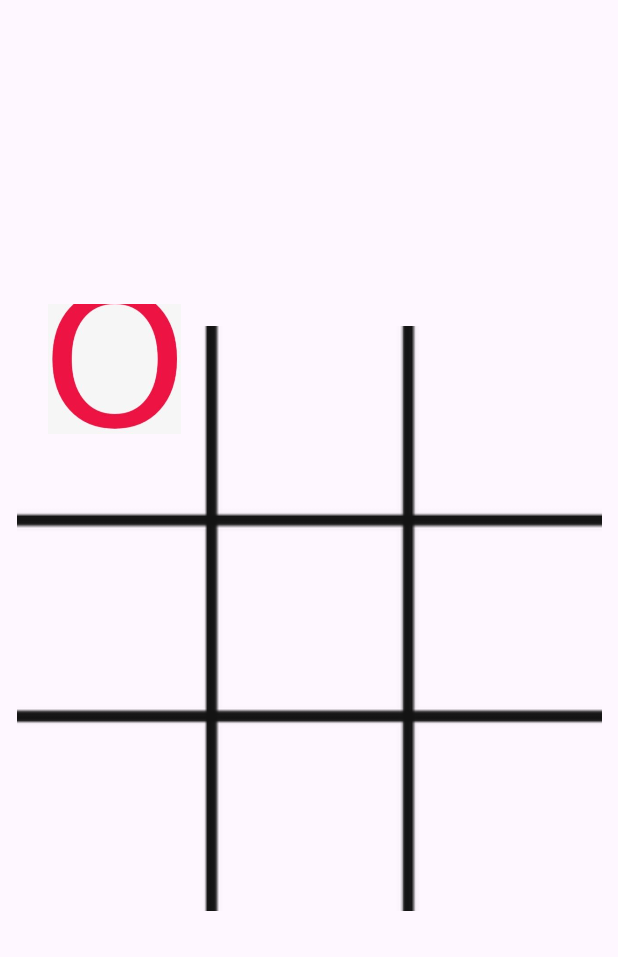
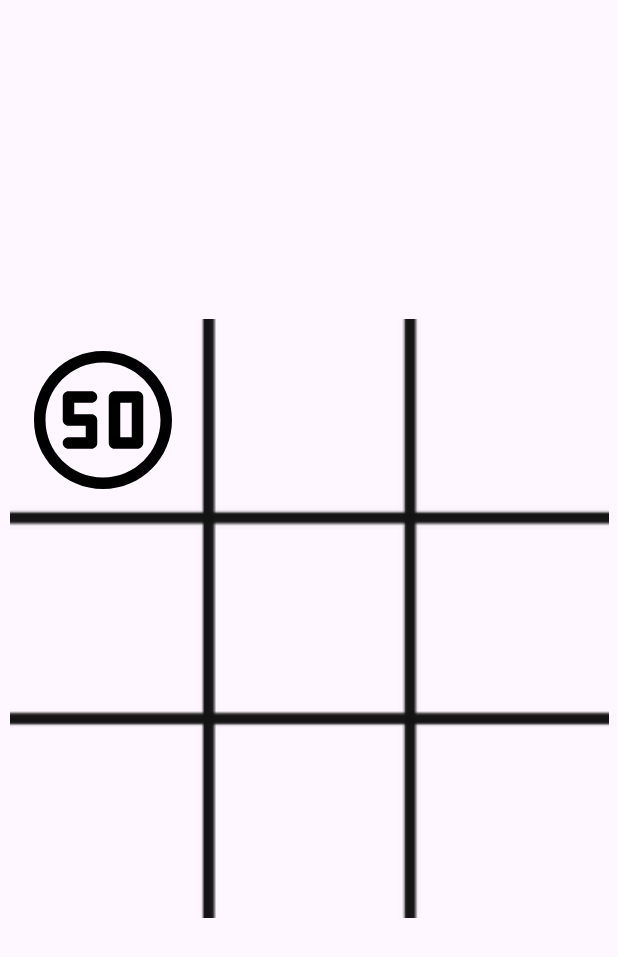
Before and after one commit to Msadeq12/Android-TicTacToe, an Android app: the GameActivity screen opened directly, with no data from a screen before it, after a tap on an icon or button, on a phone screen of 412 x 824 dp. Shown: the top 957 px of the screen. Run offline under Robolectric (Android 15) with nearby library versions, the phone set to English and light mode, and no system bars.

```diff
--- a/app/build.gradle.kts
+++ b/app/build.gradle.kts
@@ -8,7 +8,8 @@ android {
 
     defaultConfig {
         applicationId = "com.example.mskassignment_2"
-        minSdk = 34
+        minSdk = 26
+        //noinspection ExpiredTargetSdkVersion
         targetSdk = 34
         versionCode = 1
         versionName = "1.0"
@@ -34,6 +35,8 @@ android {
 dependencies {
 
     implementation("androidx.appcompat:appcompat:1.6.1")
+    implementation("androidx.core:core-splashscreen:1.0.0")
+
     implementation("com.google.android.material:material:1.10.0")
     implementation("androidx.constraintlayout:constraintlayout:2.1.4")
     testImplementation("junit:junit:4.13.2")
--- a/app/src/main/java/com/example/mskassignment_2/GameActivity.java
+++ b/app/src/main/java/com/example/mskassignment_2/GameActivity.java
@@ -9,6 +9,8 @@ import android.util.Log;
 import android.view.View;
 import android.widget.ImageView;
 
+import java.util.ArrayList;
+
 public class GameActivity extends AppCompatActivity {
 
     private Drawable xPlayer;
@@ -17,45 +19,66 @@ public class GameActivity extends AppCompatActivity {
     private static int total_moves = 9;
 
     public static int moveCounter = 0;
-    private ImageView[] boxes = new ImageView[9];
+    public Drawable[] boxes;
 
     @Override
     protected void onCreate(Bundle savedInstanceState) {
         super.onCreate(savedInstanceState);
         setContentView(R.layout.activity_game);
 
-        xPlayer = ResourcesCompat.getDrawable(getResources(), R.drawable.token_x, null);
-        oPlayer = ResourcesCompat.getDrawable(getResources(), R.drawable.token_o, null);
+        xPlayer = ResourcesCompat.getDrawable(getResources(), R.drawable.token_black, null);
+        oPlayer = ResourcesCompat.getDrawable(getResources(), R.drawable.token_white, null);
+
+        boxes = new Drawable[9];
 
     }
 
     public Drawable ShowPlayer(int count, ImageView image){
 
         if(count % 2 == 0){
-            image.animate().translationYBy(50f);
+            image.setTranslationY(-1000f);
+            image.animate().translationYBy(1000f);
             return xPlayer;
         }
 
         else{
-            image.animate().translationYBy(50f);
+            image.setTranslationY(-1000f);
+            image.animate().translationYBy(1000f);
             return oPlayer;
         }
     }
 
     /*
-        Instantiates an ImageView at every click
+        Conditions for winning, losing, and a tie
+     */
+    public void WinLoseConditions(){
+        Drawable combo1 = null;
+        Drawable combo2 = null;
+        Drawable combo3 = null;
+
+
+    }
+
+    public void ResetGame(){
+
+    }
+
+    /*
+        Assigns a player token to ImageView at every click
      */
     public void playerTap(View view){
-        moveCounter++;
         ImageView imgPlayer = (ImageView) view;
-        int tappedBox = Integer.parseInt(imgPlayer.getTag().toString());
 
-        imgPlayer.setTranslationY(-100f);
+        if(imgPlayer.getDrawable() == null){
+            moveCounter++;
+            int tappedBox = Integer.parseInt(imgPlayer.getTag().toString());
 
-        imgPlayer.setImageDrawable(ShowPlayer(moveCounter, imgPlayer));
+            boxes[tappedBox] = ShowPlayer(moveCounter, imgPlayer);
+            imgPlayer.setImageDrawable(ShowPlayer(moveCounter, imgPlayer));
 
 
+        }
 
-        Log.i("tappedBox", imgPlayer.getTag().toString());
+
     }
 }
--- a/app/src/main/res/drawable/tic_tac_toe_svgrepo_com.xml
+++ b/app/src/main/res/drawable/tic_tac_toe_svgrepo_com.xml
@@ -1,31 +1,4 @@
-<vector xmlns:android="http://schemas.android.com/apk/res/android"
-    xmlns:aapt="http://schemas.android.com/aapt"
-    android:width="30dp"
-    android:height="30dp"
-    android:viewportWidth="15"
-    android:viewportHeight="26">
-  <path
-      android:pathData="M2.293,2.293C2.683,1.902 3.317,1.902 3.707,2.293L6.5,5.086L9.293,2.293C9.683,1.902 10.317,1.902 10.707,2.293C11.098,2.683 11.098,3.317 10.707,3.707L7.914,6.5L10.707,9.293C11.098,9.683 11.098,10.317 10.707,10.707C10.317,11.098 9.683,11.098 9.293,10.707L6.5,7.914L3.707,10.707C3.317,11.098 2.683,11.098 2.293,10.707C1.902,10.317 1.902,9.683 2.293,9.293L5.086,6.5L2.293,3.707C1.902,3.317 1.902,2.683 2.293,2.293ZM17.5,4C16.119,4 15,5.119 15,6.5C15,7.881 16.119,9 17.5,9C18.881,9 20,7.881 20,6.5C20,5.119 18.881,4 17.5,4ZM13,6.5C13,4.015 15.015,2 17.5,2C19.985,2 22,4.015 22,6.5C22,8.985 19.985,11 17.5,11C15.015,11 13,8.985 13,6.5ZM6.5,15C5.119,15 4,16.119 4,17.5C4,18.881 5.119,20 6.5,20C7.881,20 9,18.881 9,17.5C9,16.119 7.881,15 6.5,15ZM2,17.5C2,15.015 4.015,13 6.5,13C8.985,13 11,15.015 11,17.5C11,19.985 8.985,22 6.5,22C4.015,22 2,19.985 2,17.5ZM13.293,13.293C13.683,12.902 14.317,12.902 14.707,13.293L17.5,16.086L20.293,13.293C20.683,12.902 21.317,12.902 21.707,13.293C22.098,13.683 22.098,14.317 21.707,14.707L18.914,17.5L21.707,20.293C22.098,20.683 22.098,21.317 21.707,21.707C21.317,22.098 20.683,22.098 20.293,21.707L17.5,18.914L14.707,21.707C14.317,22.098 13.683,22.098 13.293,21.707C12.902,21.317 12.902,20.683 13.293,20.293L16.086,17.5L13.293,14.707C12.902,14.317 12.902,13.683 13.293,13.293Z"
-      android:fillColor="#000000"
-      android:fillType="evenOdd"/>
-
-  <path>
-    <aapt:attr name="android:fillColor">
-      <gradient
-          android:endX="85.84757"
-          android:endY="92.4963"
-          android:startX="42.9492"
-          android:startY="49.59793"
-          android:type="linear">
-        <item
-            android:color="#44000000"
-            android:offset="0.0" />
-        <item
-            android:color="#00000000"
-            android:offset="1.0" />
-      </gradient>
-    </aapt:attr>
-  </path>
-
-
+<vector android:height="108dp" android:viewportHeight="25.5"
+    android:viewportWidth="25.5" android:width="108dp" xmlns:android="http://schemas.android.com/apk/res/android">
+    <path android:fillColor="#000000" android:fillType="evenOdd" android:pathData="M2.293,2.293C2.683,1.902 3.317,1.902 3.707,2.293L6.5,5.086L9.293,2.293C9.683,1.902 10.317,1.902 10.707,2.293C11.098,2.683 11.098,3.317 10.707,3.707L7.914,6.5L10.707,9.293C11.098,9.683 11.098,10.317 10.707,10.707C10.317,11.098 9.683,11.098 9.293,10.707L6.5,7.914L3.707,10.707C3.317,11.098 2.683,11.098 2.293,10.707C1.902,10.317 1.902,9.683 2.293,9.293L5.086,6.5L2.293,3.707C1.902,3.317 1.902,2.683 2.293,2.293ZM17.5,4C16.119,4 15,5.119 15,6.5C15,7.881 16.119,9 17.5,9C18.881,9 20,7.881 20,6.5C20,5.119 18.881,4 17.5,4ZM13,6.5C13,4.015 15.015,2 17.5,2C19.985,2 22,4.015 22,6.5C22,8.985 19.985,11 17.5,11C15.015,11 13,8.985 13,6.5ZM6.5,15C5.119,15 4,16.119 4,17.5C4,18.881 5.119,20 6.5,20C7.881,20 9,18.881 9,17.5C9,16.119 7.881,15 6.5,15ZM2,17.5C2,15.015 4.015,13 6.5,13C8.985,13 11,15.015 11,17.5C11,19.985 8.985,22 6.5,22C4.015,22 2,19.985 2,17.5ZM13.293,13.293C13.683,12.902 14.317,12.902 14.707,13.293L17.5,16.086L20.293,13.293C20.683,12.902 21.317,12.902 21.707,13.293C22.098,13.683 22.098,14.317 21.707,14.707L18.914,17.5L21.707,20.293C22.098,20.683 22.098,21.317 21.707,21.707C21.317,22.098 20.683,22.098 20.293,21.707L17.5,18.914L14.707,21.707C14.317,22.098 13.683,22.098 13.293,21.707C12.902,21.317 12.902,20.683 13.293,20.293L16.086,17.5L13.293,14.707C12.902,14.317 12.902,13.683 13.293,13.293Z"/>
 </vector>
--- /dev/null
+++ b/app/src/main/res/drawable/token_black.xml
@@ -0,0 +1,5 @@
+<vector android:height="400dp" android:viewportHeight="512"
+    android:viewportWidth="512" android:width="400dp" xmlns:android="http://schemas.android.com/apk/res/android">
+    <path android:fillColor="#000000" android:pathData="M256,0C114.84,0 0,114.84 0,256s114.84,256 256,256s256,-114.84 256,-256S397.16,0 256,0zM213.33,234.67c11.8,0 21.33,9.56 21.33,21.33v85.33c0,11.78 -9.54,21.33 -21.33,21.33H128c-11.8,0 -21.33,-9.56 -21.33,-21.33c0,-11.78 9.54,-21.33 21.33,-21.33h64v-42.67h-64c-11.8,0 -21.33,-9.56 -21.33,-21.33v-85.33c0,-11.78 9.54,-21.33 21.33,-21.33h85.33c11.8,0 21.33,9.56 21.33,21.33S225.13,192 213.33,192h-64v42.67H213.33zM405.33,341.33c0,11.78 -9.54,21.33 -21.33,21.33h-85.33c-11.8,0 -21.33,-9.56 -21.33,-21.33V170.67c0,-11.78 9.54,-21.33 21.33,-21.33H384c11.8,0 21.33,9.56 21.33,21.33V341.33z"/>
+    <path android:fillColor="#000000" android:pathData="M320,192h42.67v128h-42.67z"/>
+</vector>
--- /dev/null
+++ b/app/src/main/res/drawable/token_white.xml
@@ -0,0 +1,6 @@
+<vector android:height="400dp" android:viewportHeight="512"
+    android:viewportWidth="512" android:width="400dp" xmlns:android="http://schemas.android.com/apk/res/android">
+    <path android:fillColor="#000000" android:pathData="M213.33,192c11.78,0 21.33,-9.55 21.33,-21.33c0,-11.78 -9.55,-21.33 -21.33,-21.33H128c-11.78,0 -21.33,9.55 -21.33,21.33V256c0,11.78 9.55,21.33 21.33,21.33h64V320h-64c-11.78,0 -21.33,9.55 -21.33,21.33c0,11.78 9.55,21.33 21.33,21.33h85.33c11.78,0 21.33,-9.55 21.33,-21.33V256c0,-11.78 -9.55,-21.33 -21.33,-21.33h-64V192H213.33z"/>
+    <path android:fillColor="#000000" android:pathData="M256,0C114.62,0 0,114.62 0,256s114.62,256 256,256s256,-114.62 256,-256S397.38,0 256,0zM256,469.33c-117.82,0 -213.33,-95.51 -213.33,-213.33S138.18,42.67 256,42.67S469.33,138.18 469.33,256S373.82,469.33 256,469.33z"/>
+    <path android:fillColor="#000000" android:pathData="M384,149.33h-85.33c-11.78,0 -21.33,9.55 -21.33,21.33v170.67c0,11.78 9.55,21.33 21.33,21.33H384c11.78,0 21.33,-9.55 21.33,-21.33V170.67C405.33,158.88 395.78,149.33 384,149.33zM362.67,320H320V192h42.67V320z"/>
+</vector>
--- a/app/src/main/res/layout/activity_game.xml
+++ b/app/src/main/res/layout/activity_game.xml
@@ -8,8 +8,8 @@
 
     <ImageView
         android:id="@+id/imageView"
-        android:layout_width="390dp"
-        android:layout_height="418dp"
+        android:layout_width="408dp"
+        android:layout_height="399dp"
         app:layout_constraintBottom_toBottomOf="parent"
         app:layout_constraintEnd_toEndOf="parent"
         app:layout_constraintHorizontal_bias="0.504"
@@ -19,19 +19,19 @@
 
     <LinearLayout
         android:id="@+id/linearLayout"
-        android:layout_width="0dp"
-        android:layout_height="420dp"
-        android:orientation="vertical"
-        app:layout_constraintBottom_toBottomOf="@+id/imageView"
-        app:layout_constraintEnd_toEndOf="@+id/imageView"
-        app:layout_constraintStart_toStartOf="@+id/imageView"
-        app:layout_constraintTop_toTopOf="@+id/imageView">
+        android:layout_width="412dp"
+        android:layout_height="396dp"
+        android:orientation="horizontal"
+        app:layout_constraintBottom_toBottomOf="parent"
+        app:layout_constraintEnd_toEndOf="parent"
+        app:layout_constraintStart_toStartOf="parent"
+        app:layout_constraintTop_toTopOf="parent">
 
         <LinearLayout
             android:layout_width="match_parent"
             android:layout_height="match_parent"
             android:layout_weight="1"
-            android:orientation="horizontal">
+            android:orientation="vertical">
 
             <!--images of the grid boxes-->
             <ImageView
@@ -66,7 +66,7 @@
             android:layout_width="match_parent"
             android:layout_height="match_parent"
             android:layout_weight="1"
-            android:orientation="horizontal">
+            android:orientation="vertical">
 
             <ImageView
                 android:id="@+id/imgBox3"
@@ -100,7 +100,7 @@
             android:layout_width="match_parent"
             android:layout_height="match_parent"
             android:layout_weight="1"
-            android:orientation="horizontal">
+            android:orientation="vertical">
 
             <ImageView
                 android:id="@+id/imgBox6"
--- a/app/src/main/res/mipmap-anydpi/ic_launcher_round.xml
+++ b/app/src/main/res/mipmap-anydpi/ic_launcher_round.xml
@@ -1,4 +1,10 @@
 <?xml version="1.0" encoding="utf-8"?>
+<!--<adaptive-icon xmlns:android="http://schemas.android.com/apk/res/android">
+    <background android:drawable="@drawable/ic_launcher_background" />
+    <foreground android:drawable="@drawable/ic_launcher_foreground" />
+    <monochrome android:drawable="@drawable/ic_launcher_foreground" />
+</adaptive-icon>-->
+
 <adaptive-icon xmlns:android="http://schemas.android.com/apk/res/android">
     <background android:drawable="@drawable/ic_launcher_background" />
     <foreground android:drawable="@drawable/ic_launcher_foreground" />
--- /dev/null
+++ b/app/src/main/res/values-v31/themes.xml
@@ -0,0 +1,8 @@
+<?xml version="1.0" encoding="utf-8"?>
+<resources>
+
+    <style name="SplashScreenTheme" parent="Theme.MaterialComponents.Light.NoActionBar">
+        <item name="android:windowSplashScreenAnimatedIcon">@drawable/splash_screen</item>
+        <item name="postSplashScreenTheme">@style/SplashScreenTheme</item>
+    </style>
+</resources>
--- a/app/src/main/res/values/themes.xml
+++ b/app/src/main/res/values/themes.xml
@@ -10,7 +10,7 @@
     </style>
 
     <style name="SplashScreenTheme" parent="Theme.MaterialComponents.Light.NoActionBar">
-        <item name="android:windowSplashScreenAnimatedIcon">@drawable/tic_tac_toe_svgrepo_com</item>
+        <item name="android:windowBackground">@drawable/splash_screen</item>
     </style>
 
 </resources>
```
Also changed, not shown: app/src/main/res/drawable/logo.png (deleted), app/src/main/res/drawable/token_o.jpg (deleted), app/src/main/res/drawable/token_x.jpg (deleted).
